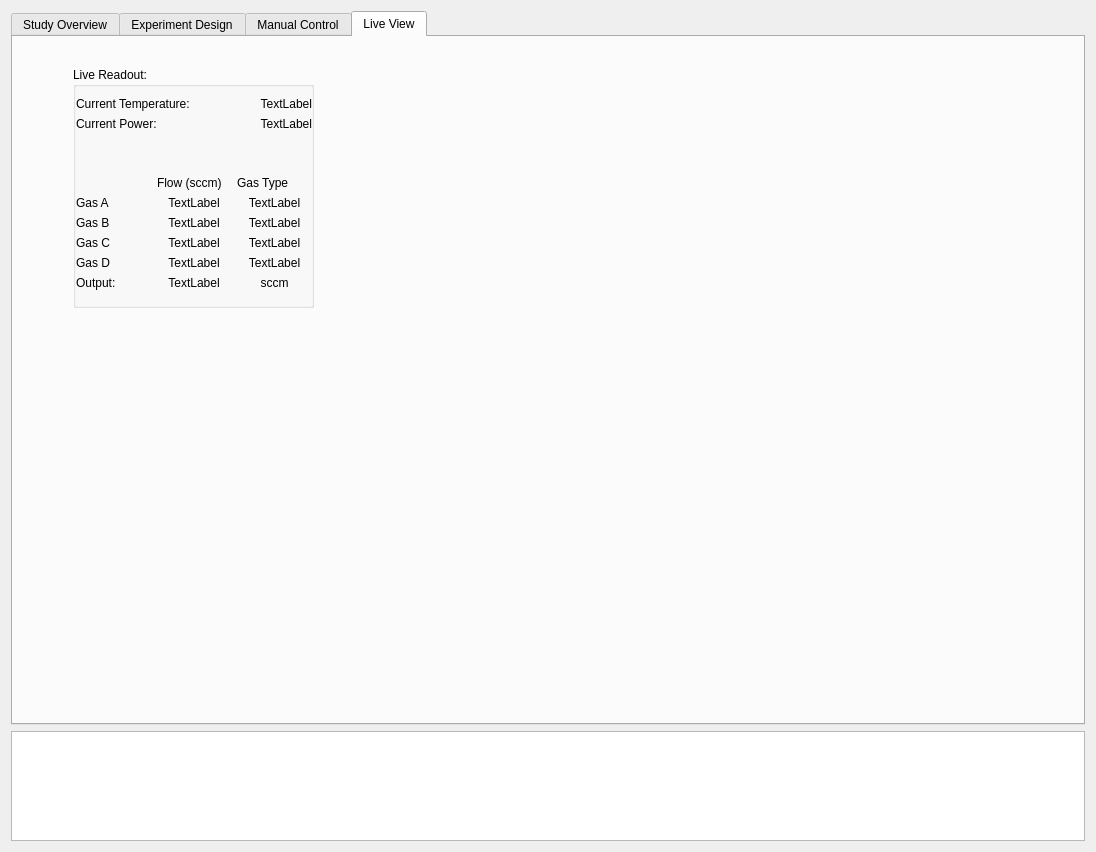
Old version of the form reactorUI.ui in the repository Dionne-Lab/catalight.
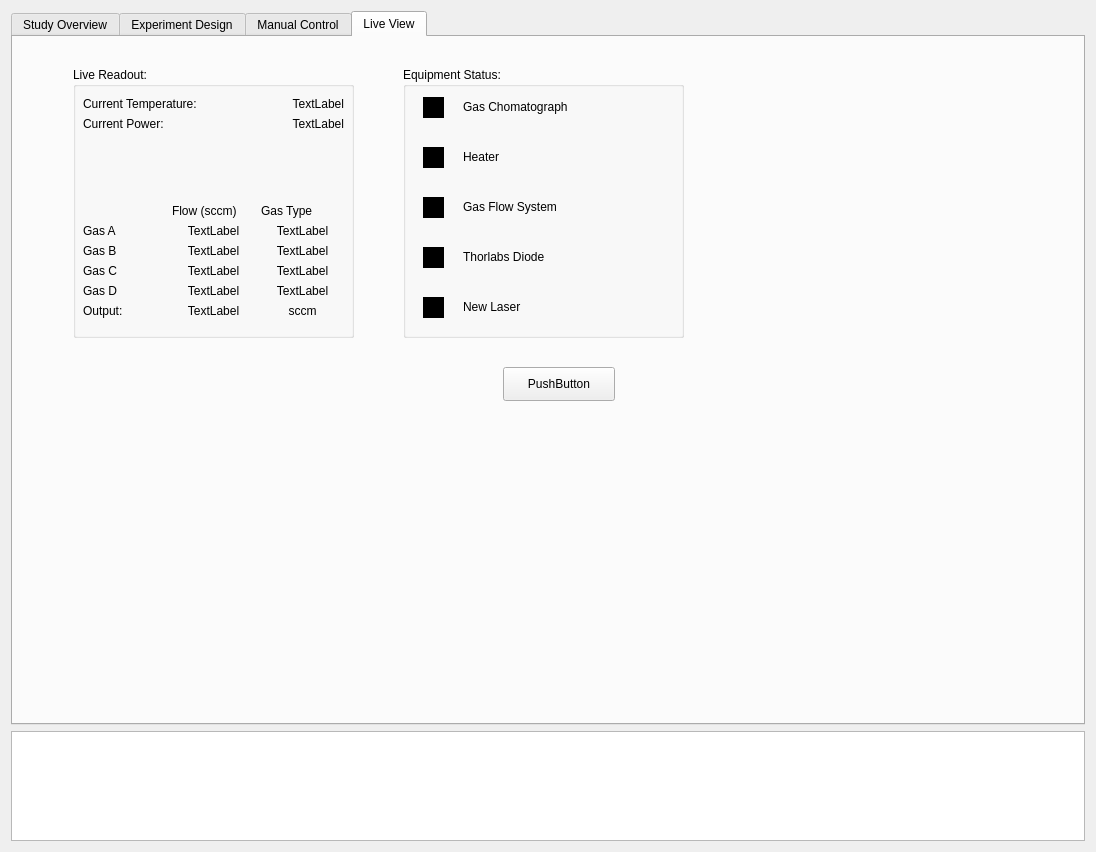
New version of the form. The open tabs and pages were chosen to show the change. Icons and pictures are not drawn. Custom widgets are drawn as their Qt base class.

Commit message: added custom widget to GUI to indicate equipment connection status

```diff
--- a/reactorUI.ui
+++ b/reactorUI.ui
@@ -1121,8 +1121,8 @@
         <rect>
          <x>60</x>
          <y>30</y>
-         <width>241</width>
-         <height>241</height>
+         <width>281</width>
+         <height>271</height>
         </rect>
        </property>
        <property name="title">
@@ -1131,10 +1131,10 @@
        <widget class="QWidget" name="layoutWidget_9">
         <property name="geometry">
          <rect>
-          <x>3</x>
+          <x>10</x>
           <y>30</y>
-          <width>236</width>
-          <height>193</height>
+          <width>261</width>
+          <height>221</height>
          </rect>
         </property>
         <layout class="QVBoxLayout" name="verticalLiveReadout1_2">
@@ -1332,6 +1332,165 @@
         </layout>
        </widget>
       </widget>
+      <widget class="QGroupBox" name="groupBox_4">
+       <property name="geometry">
+        <rect>
+         <x>390</x>
+         <y>30</y>
+         <width>281</width>
+         <height>271</height>
+        </rect>
+       </property>
+       <property name="title">
+        <string>Equipment Status:</string>
+       </property>
+       <widget class="QLabel" name="label_25">
+        <property name="geometry">
+         <rect>
+          <x>60</x>
+          <y>180</y>
+          <width>141</width>
+          <height>19</height>
+         </rect>
+        </property>
+        <property name="text">
+         <string>Thorlabs Diode</string>
+        </property>
+       </widget>
+       <widget class="LedIndicator" name="heater_Status" native="true">
+        <property name="geometry">
+         <rect>
+          <x>20</x>
+          <y>80</y>
+          <width>21</width>
+          <height>21</height>
+         </rect>
+        </property>
+        <property name="styleSheet">
+         <string notr="true">background-color:black</string>
+        </property>
+       </widget>
+       <widget class="LedIndicator" name="gas_Status" native="true">
+        <property name="geometry">
+         <rect>
+          <x>20</x>
+          <y>130</y>
+          <width>21</width>
+          <height>21</height>
+         </rect>
+        </property>
+        <property name="styleSheet">
+         <string notr="true">background-color:black</string>
+        </property>
+       </widget>
+       <widget class="QLabel" name="label_23">
+        <property name="geometry">
+         <rect>
+          <x>60</x>
+          <y>30</y>
+          <width>161</width>
+          <height>19</height>
+         </rect>
+        </property>
+        <property name="text">
+         <string>Gas Chomatograph</string>
+        </property>
+       </widget>
+       <widget class="QLabel" name="label_24">
+        <property name="geometry">
+         <rect>
+          <x>60</x>
+          <y>80</y>
+          <width>141</width>
+          <height>19</height>
+         </rect>
+        </property>
+        <property name="text">
+         <string>Heater</string>
+        </property>
+       </widget>
+       <widget class="LedIndicator" name="diode_Status" native="true">
+        <property name="geometry">
+         <rect>
+          <x>20</x>
+          <y>180</y>
+          <width>21</width>
+          <height>21</height>
+         </rect>
+        </property>
+        <property name="styleSheet">
+         <string notr="true">background-color:black</string>
+        </property>
+       </widget>
+       <widget class="QLabel" name="label_26">
+        <property name="geometry">
+         <rect>
+          <x>60</x>
+          <y>130</y>
+          <width>141</width>
+          <height>19</height>
+         </rect>
+        </property>
+        <property name="text">
+         <string>Gas Flow System</string>
+        </property>
+       </widget>
+       <widget class="LedIndicator" name="gc_Status" native="true">
+        <property name="geometry">
+         <rect>
+          <x>20</x>
+          <y>30</y>
+          <width>21</width>
+          <height>21</height>
+         </rect>
+        </property>
+        <property name="styleSheet">
+         <string notr="true">background-color:black</string>
+        </property>
+       </widget>
+       <widget class="LedIndicator" name="widget_4" native="true">
+        <property name="geometry">
+         <rect>
+          <x>20</x>
+          <y>230</y>
+          <width>21</width>
+          <height>21</height>
+         </rect>
+        </property>
+        <property name="autoFillBackground">
+         <bool>false</bool>
+        </property>
+        <property name="styleSheet">
+         <string notr="true">background-color:black</string>
+        </property>
+       </widget>
+       <widget class="QLabel" name="label_27">
+        <property name="geometry">
+         <rect>
+          <x>60</x>
+          <y>230</y>
+          <width>141</width>
+          <height>19</height>
+         </rect>
+        </property>
+        <property name="text">
+         <string>New Laser</string>
+        </property>
+       </widget>
+      </widget>
+      <widget class="QPushButton" name="pushButton">
+       <property name="geometry">
+        <rect>
+         <x>490</x>
+         <y>330</y>
+         <width>112</width>
+         <height>34</height>
+        </rect>
+       </property>
+       <property name="text">
+        <string>PushButton</string>
+       </property>
+      </widget>
      </widget>
     </widget>
    </item>
@@ -1353,6 +1512,14 @@
    </item>
   </layout>
  </widget>
+ <customwidgets>
+  <customwidget>
+   <class>LedIndicator</class>
+   <extends>QWidget</extends>
+   <header>LedIndicatorWidget</header>
+   <container>1</container>
+  </customwidget>
+ </customwidgets>
  <resources/>
  <connections/>
 </ui>
```
Left out of the diff: 20 changed lines with no effect on the pictures. The commit also changes 2 other files.
